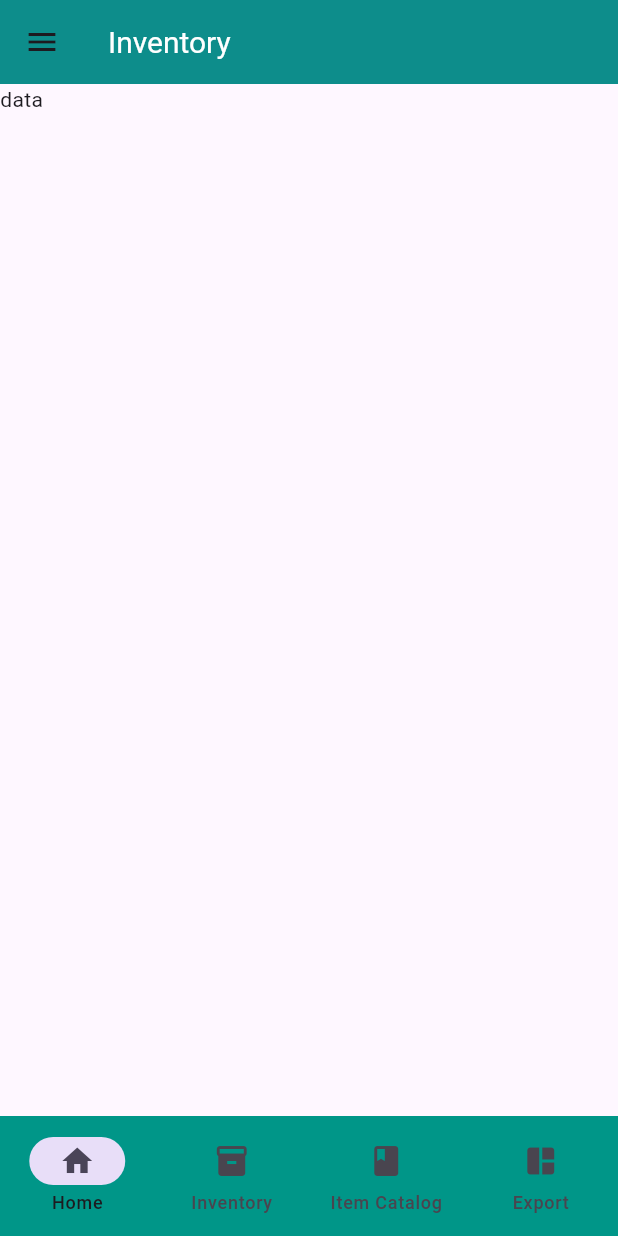
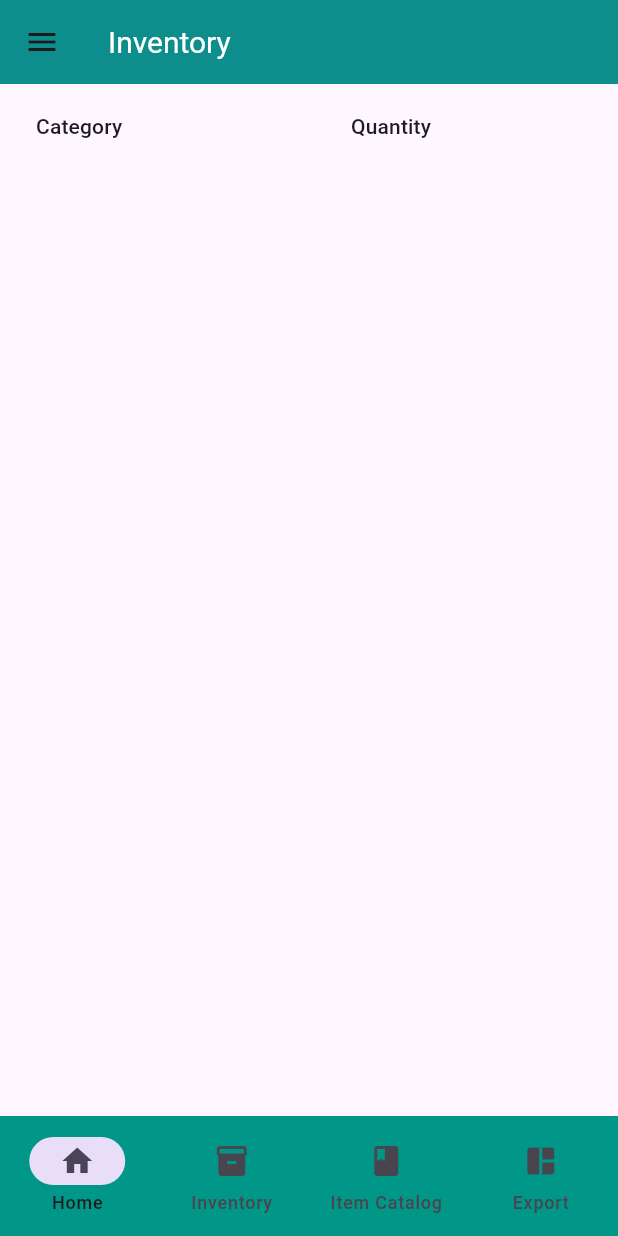
Before and after one commit to MorsHs/flutter_mobile_inventory, a Flutter app: the Inventory screen opened by its route, on a phone screen of 412 x 824 dp. Run offline on Flutter 3.47's test engine with Material 3 defaults, Android fonts, the phone set to English and light mode, and no system bars; drawn by our look-alikes of data_table_2; our stand-ins replace go_router, google_fonts.

Commit message:
Catalog Ui Removed TODO and Instantiated DataTable2

```diff
--- a/lib/Pages/Inventory/Inventory.dart
+++ b/lib/Pages/Inventory/Inventory.dart
@@ -1,14 +1,23 @@
 import 'package:flutter/material.dart';
+import 'package:data_table_2/data_table_2.dart';
 
 class Inventory extends StatelessWidget {
   const Inventory({super.key});
 
   @override
   Widget build(BuildContext context) {
+    List<String> colName = ['Category', 'Quantity'];
+
     return Scaffold(
-        body: SafeArea(
-            child: Text('data')
-        )
+      body: SafeArea(
+        child: DataTable2(
+          columns: List.generate(
+            colName.length,
+                (index) => DataColumn2(label: Text(colName[index])),
+          ),
+          rows: [],
+        ),
+      ),
     );
   }
 }
--- a/lib/Pages/Item Catalog/widgets/ItemContainer.dart
+++ b/lib/Pages/Item Catalog/widgets/ItemContainer.dart
@@ -3,7 +3,6 @@ import 'package:google_fonts/google_fonts.dart';
 
 class ItemContainer extends StatelessWidget {
   const ItemContainer({super.key});
-  // TODO Make this responsive
   @override
   Widget build(BuildContext context) {
     return Card(
--- a/pubspec.yaml
+++ b/pubspec.yaml
@@ -36,6 +36,7 @@ dependencies:
   cupertino_icons: ^1.0.8
   go_router: ^16.1.0
   google_fonts: ^6.3.0
+  data_table_2: ^2.6.0
 
 dev_dependencies:
   flutter_test:
```
Also changed, not shown: pubspec.lock.
